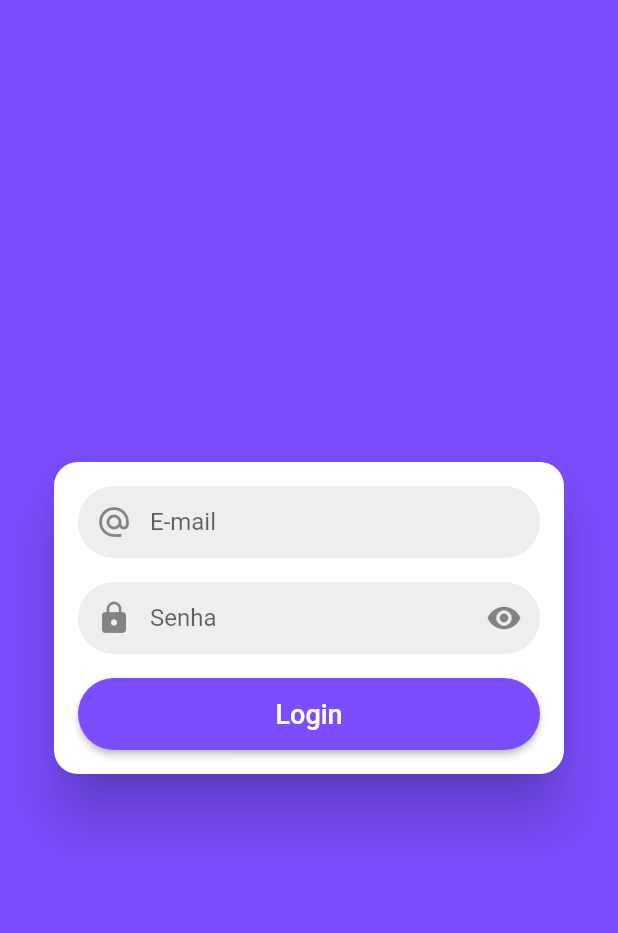
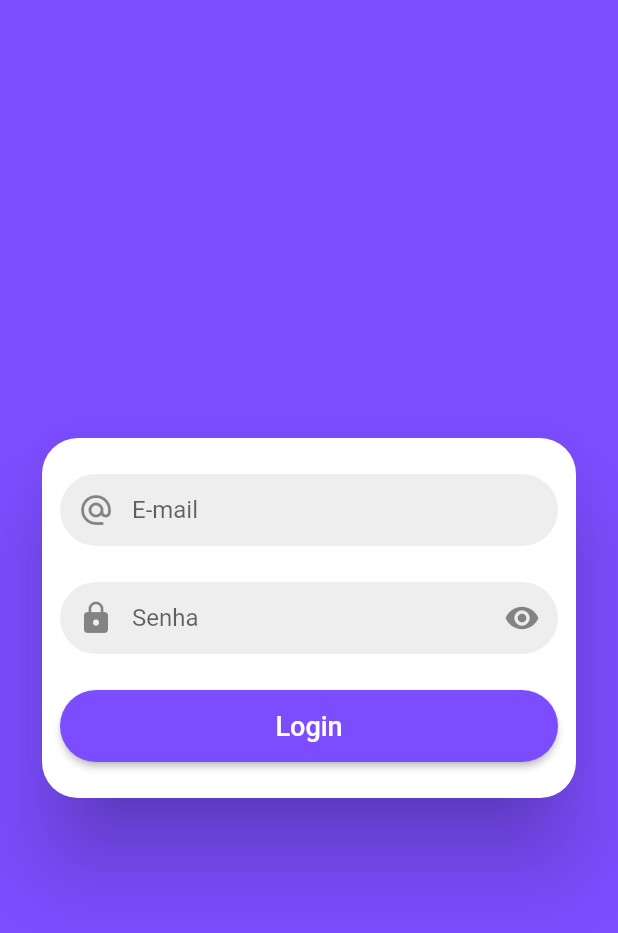
Before and after one commit to MichelHanzenScheeren/mobx_gerencia_lista_de_tarefas, a Flutter app: the screen it shows after launch, on a phone screen of 412 x 824 dp. Shown: the top 933 px of the screen. Run offline on Flutter 3.47's test engine with Material 2 defaults, Android fonts, the phone set to English and light mode, and no system bars.

Commit message:
Melhorias estéticas na tela do login

```diff
--- a/lib/pages/login.dart
+++ b/lib/pages/login.dart
@@ -17,14 +17,14 @@ class _LoginState extends State<Login> {
       child: Scaffold(
         body: Container(
           alignment: Alignment.center,
-          margin: const EdgeInsets.all(32),
+          margin: const EdgeInsets.all(24),
           child: Card(
             shape: RoundedRectangleBorder(
-              borderRadius: BorderRadius.circular(16),
+              borderRadius: BorderRadius.circular(24),
             ),
-            elevation: 16,
+            elevation: 24,
             child: Padding(
-              padding: const EdgeInsets.all(16),
+              padding: const EdgeInsets.symmetric(horizontal: 12, vertical: 24),
               child: Column(
                 crossAxisAlignment: CrossAxisAlignment.stretch,
                 mainAxisSize: MainAxisSize.min,
@@ -36,7 +36,7 @@ class _LoginState extends State<Login> {
                     onChanged: (email) {},
                     enabled: true,
                   ),
-                  const SizedBox(height: 16),
+                  const SizedBox(height: 24),
                   CustomTextField(
                     hint: 'Senha',
                     prefix: Icon(Icons.lock),
@@ -44,17 +44,17 @@ class _LoginState extends State<Login> {
                     onChanged: (pass) {},
                     enabled: true,
                     suffix: CustomIconButton(
-                      radius: 32,
+                      radius: 24,
                       iconData: Icons.visibility,
                       onTap: () {},
                     ),
                   ),
-                  const SizedBox(height: 16),
+                  const SizedBox(height: 24),
                   SizedBox(
                     height: 48,
                     child: RaisedButton(
                       shape: RoundedRectangleBorder(
-                        borderRadius: BorderRadius.circular(32),
+                        borderRadius: BorderRadius.circular(24),
                       ),
                       child: Text('Login', style: TextStyle(fontSize: 18)),
                       color: theme.primaryColor,
--- a/lib/widgets/customTextField.dart
+++ b/lib/widgets/customTextField.dart
@@ -27,9 +27,9 @@ class CustomTextField extends StatelessWidget {
       decoration: BoxDecoration(
         shape: BoxShape.rectangle,
         color: Colors.grey[200],
-        borderRadius: BorderRadius.circular(32),
+        borderRadius: BorderRadius.circular(24),
       ),
-      padding: prefix != null ? null : const EdgeInsets.only(left: 16),
+      padding: prefix != null ? null : const EdgeInsets.only(left: 24),
       child: TextField(
         controller: controller,
         obscureText: obscure,
```
